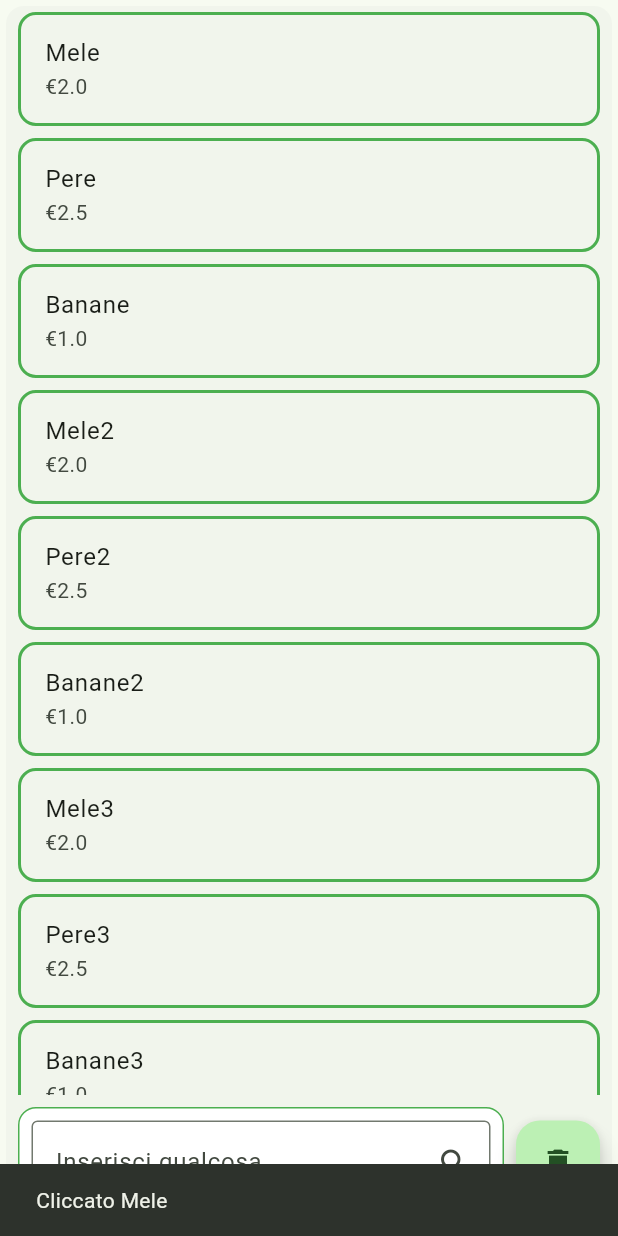
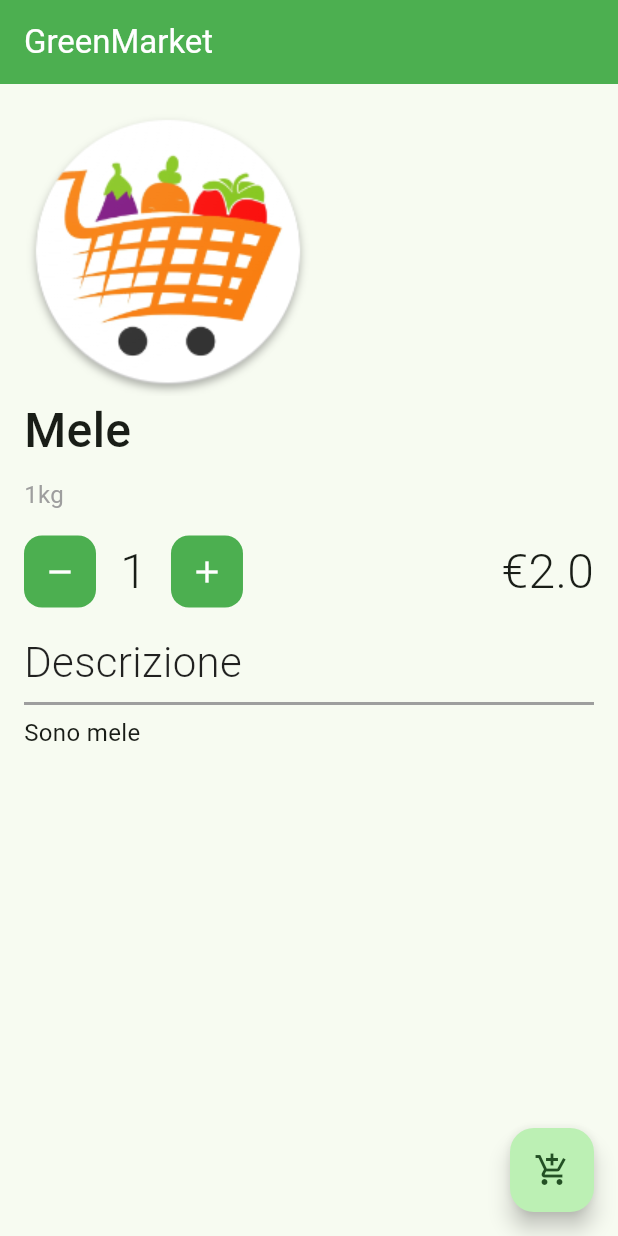
Before and after one commit to domenicolaporta00/GreenMarketFlutter, a Flutter app: the RicercaCard widget shown alone on an empty page, opened directly, after a tap on "Mele", on a phone screen of 412 x 824 dp. Run offline on Flutter 3.47's test engine with Material 3 defaults, Android fonts, the phone set to English and light mode, and no system bars.

Commit message:
Implementata schermata dettaglio prodotto. Manca da gestire la modifica della quantità e l'inserimento nella lista della spesa. Lo faccio dopo pranzo, ora ho fame.

```diff
--- a/lib/view/dettaglio_prodotto.dart
+++ b/lib/view/dettaglio_prodotto.dart
@@ -0,0 +1,112 @@
+import 'package:flutter/material.dart';
+import 'package:green_market_flutter/model/prodotto.dart';
+
+class DettaglioProdotto extends StatefulWidget {
+  final Prodotto prodotto;
+
+  const DettaglioProdotto({super.key, required this.prodotto});
+
+  @override
+  State<DettaglioProdotto> createState() => _DettaglioProdottoState();
+}
+
+class _DettaglioProdottoState extends State<DettaglioProdotto> {
+  @override
+  Widget build(BuildContext context) {
+    return Scaffold(
+      appBar: AppBar(
+        backgroundColor: Colors.green,
+        title: const Text("GreenMarket"),
+        automaticallyImplyLeading: false,
+        foregroundColor: Colors.white,
+      ),
+
+      body: Padding(
+        padding: const EdgeInsets.all(16.0),
+        child: SingleChildScrollView(
+          child: Column(
+            crossAxisAlignment: CrossAxisAlignment.start,
+            children: [
+              const Padding(
+                padding: EdgeInsets.all(0.0),
+                child: Image(
+                  image: AssetImage(
+                    "images/ic_launcher.png",
+                  ),
+                ),
+              ),
+              Text(
+                widget.prodotto.nome,
+                style: const TextStyle(
+                  fontSize: 32.0,
+                  fontWeight: FontWeight.w500
+                ),
+              ),
+              const SizedBox(height: 8.0),
+              const Text(
+                "1kg",
+                style: TextStyle(fontSize: 16.0, color: Colors.grey),
+              ),
+              const SizedBox(height: 16.0),
+              Row(
+                children: [
+                  Container(
+                    decoration: BoxDecoration(
+                      color: Colors.green,
+                      borderRadius: BorderRadius.circular(12.0),
+                    ),
+                    child: IconButton(
+                      icon: const Icon(Icons.remove),
+                      color: Colors.white,
+                      onPressed: (){},
+                    ),
+                  ),
+                  const SizedBox(width: 16.0),
+                  Text(
+                    '1',
+                    style: const TextStyle(fontSize: 32.0, fontWeight: FontWeight.w300),
+                  ),
+                  const SizedBox(width: 16.0),
+                  Container(
+                    decoration: BoxDecoration(
+                      color: Colors.green,
+                      borderRadius: BorderRadius.circular(12.0),
+                    ),
+                    child: IconButton(
+                      icon: const Icon(Icons.add),
+                      color: Colors.white,
+                      onPressed: (){},
+                    ),
+                  ),
+                  const Spacer(),
+                  Text(
+                    "€${widget.prodotto.prezzo}",
+                    style: const TextStyle(fontSize: 32.0, fontWeight: FontWeight.w300),
+                  ),
+                ],
+              ),
+              const SizedBox(height: 16.0),
+              const Text(
+                "Descrizione",
+                style: TextStyle(fontSize: 28.0, fontWeight: FontWeight.w300, color: Colors.black87),
+              ),
+              const Divider(
+                color: Colors.grey,
+                thickness: 2,
+              ),
+              Text(
+                widget.prodotto.descrizione,
+                style: const TextStyle(fontSize: 16.0),
+              ),
+            ],
+          ),
+        ),
+      ),
+
+      floatingActionButton: FloatingActionButton(
+        onPressed: (){},
+        child: const Icon((Icons.add_shopping_cart)),
+      ),
+    );
+  }
+}
--- a/lib/view/homeScreens/ricerca_card.dart
+++ b/lib/view/homeScreens/ricerca_card.dart
@@ -1,4 +1,5 @@
 import 'package:flutter/material.dart';
+import 'package:green_market_flutter/view/dettaglio_prodotto.dart';
 import 'package:green_market_flutter/viewModel/home/ricerca_view_model.dart';
 import 'package:provider/provider.dart';
 
@@ -45,7 +46,13 @@ class _RicercaCardState extends State<RicercaCard> {
                       ),
                       child: ListTile(
                         onTap: () {
-                          ricercaViewModel.showSnackBar("Cliccato ${prodotto.nome}", context);
+                          //ricercaViewModel.showSnackBar("Cliccato ${prodotto.nome}", context);
+                          Navigator.push(
+                            context,
+                            MaterialPageRoute(
+                              builder: (context) => DettaglioProdotto(prodotto: prodotto)
+                            ),
+                          );
                         },
                         title: Text(prodotto.nome),
                         subtitle: Text("€${prodotto.prezzo}"),
```
